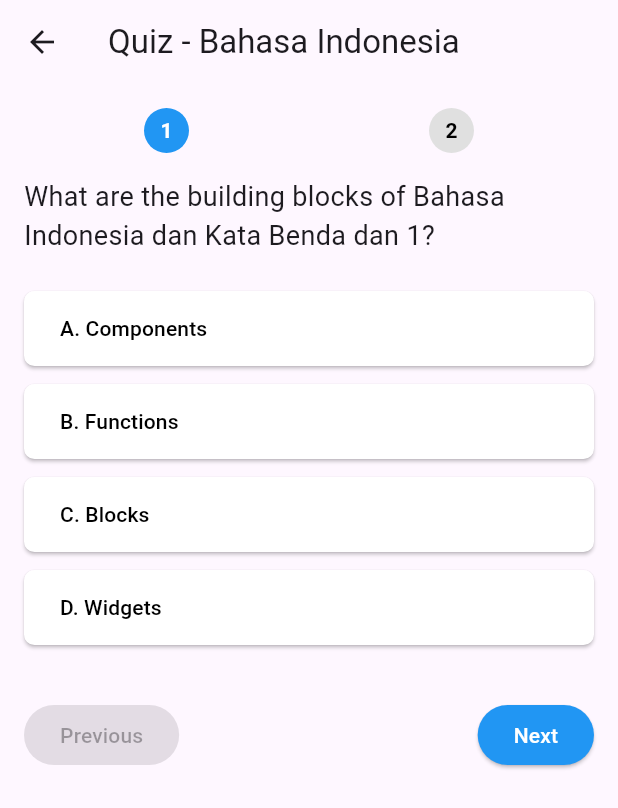
After one commit to reyhan-mf/academe-app, a Flutter app: the screen it shows after launch, item 2 of the bottom bar chosen, after a tap on "Bahasa Indonesia", on a phone screen of 412 x 824 dp. The commit adds this screen. Shown: the top 808 px of the screen. Run offline on Flutter 3.47's test engine with Material 3 defaults, Android fonts, the phone set to English and light mode, and no system bars; our stand-ins replace flashy_tab_bar2, line_icons.

Commit message:
added quiz page, questions model

```diff
--- /dev/null
+++ b/lib/data/questions.dart
@@ -0,0 +1,25 @@
+import 'package:acadame/models/quiz_question.dart';
+
+List<QuizQuestion> getQuestions(String subjects, String topic, String number) {
+  return [
+    QuizQuestion(
+      'What are the building blocks of $subjects dan $topic dan $number?',
+      [
+        'Widgets',
+        'Components',
+        'Blocks',
+        'Functions',
+      ],
+    ),
+    QuizQuestion(
+      'How are $subjects UIs built?',
+      [
+        'By combining widgets in code',
+        'By combining widgets in a visual editor',
+        'By defining widgets in config files',
+        'By using XCode for iOS and Android Studio for Android',
+      ],
+    ),
+    // Add more questions here...
+  ];
+}
--- /dev/null
+++ b/lib/models/quiz_question.dart
@@ -0,0 +1,11 @@
+class QuizQuestion {
+  QuizQuestion(this.text, this.answers) {
+    _shuffledAnswers = List.of(answers)..shuffle();
+  }
+
+  final String text;
+  final List<String> answers;
+  late final List<String> _shuffledAnswers;
+
+  List<String> get shuffledAnswers => _shuffledAnswers;
+}
--- a/lib/navpage/quizbank.dart
+++ b/lib/navpage/quizbank.dart
@@ -1,3 +1,4 @@
+import 'package:acadame/quizpage.dart';
 import 'package:flutter/material.dart';
 
 class QuizBank extends StatelessWidget {
@@ -7,14 +8,53 @@ class QuizBank extends StatelessWidget {
   Widget build(BuildContext context) {
     return Scaffold(
       appBar: AppBar(
-        title: const Text('Quiz Bank'),
+        title: const Text('Practice!'),
       ),
-      body: const Center(
-        child: Row(
+      body: Center(
+        child: Column(
           mainAxisAlignment: MainAxisAlignment.center,
           children: [
-            Text('Quiz Bank Page '),
-            Text('Quiz Bank Page'),
+            ElevatedButton(
+              onPressed: () {
+                Navigator.push(
+                  context,
+                  MaterialPageRoute(
+                    builder: (context) => const QuizPage(subjects: 'Matematika', topic: 'Pertambahan', number: '1')
+                  ),
+                );
+              },
+              child: const Text('Matematika'),
+            ),
+            const SizedBox(
+              height: 25,
+            ),
+            ElevatedButton(
+              onPressed: () {
+                Navigator.push(
+                  context,
+                  MaterialPageRoute(
+                    builder: (context) =>
+                        const QuizPage(subjects: 'Bahasa Indonesia', topic: 'Kata Benda', number: '1'),
+                  ),
+                );
+              },
+              child: const Text('Bahasa Indonesia'),
+            ),
+            const SizedBox(
+              height: 25,
+            ),
+            ElevatedButton(
+              onPressed: () {
+                Navigator.push(
+                  context,
+                  MaterialPageRoute(
+                    builder: (context) =>
+                        const QuizPage(subjects: 'Bahasa Inggris', topic: 'Kata Kerja', number: '1'),
+                  ),
+                );
+              },
+              child: const Text('Bahasa Inggris'),
+            ),
           ],
         ),
       ),
--- /dev/null
+++ b/lib/quizpage.dart
@@ -0,0 +1,315 @@
+import 'package:acadame/data/questions.dart';
+import 'package:acadame/models/quiz_question.dart';
+import 'package:flutter/material.dart';
+
+class QuizPage extends StatefulWidget {
+  const QuizPage({super.key, required this.subjects, required this.topic, required this.number});
+
+  final String subjects;
+  final String topic;
+  final String number;
+  @override
+  State<QuizPage> createState() => _QuizPageState();
+}
+
+class _QuizPageState extends State<QuizPage> {
+  late List<QuizQuestion> questions;
+  int _currentQuestionIndex = 0;
+  int _timeRemaining = 239;
+  late List<int?> _selectedAnswers;
+  bool _quizCompleted = false;
+  bool _showingSolution = false;
+
+  @override
+  void initState() {
+    super.initState();
+    _initializeQuestions();
+    _startTimer();
+  }
+
+  void _initializeQuestions() {
+    questions = getQuestions(widget.subjects, widget.topic, widget.number);
+    _selectedAnswers = List.filled(questions.length, null);
+  }
+
+  void _startTimer() {
+    Future.delayed(const Duration(seconds: 1), () {
+      if (_timeRemaining > 0 && !_quizCompleted) {
+        setState(() {
+          _timeRemaining--;
+        });
+        _startTimer();
+      }
+    });
+  }
+
+  String _formatTime(int seconds) {
+    int minutes = seconds ~/ 60;
+    int remainingSeconds = seconds % 60;
+    return '$minutes menit ${remainingSeconds.toString().padLeft(2, '0')} detik';
+  }
+
+  void _toggleSolution() {
+    setState(() {
+      _showingSolution = !_showingSolution;
+    });
+  }
+
+  void _selectAnswer(int selectedIndex) {
+    if (!_quizCompleted) {
+      setState(() {
+        _selectedAnswers[_currentQuestionIndex] = selectedIndex;
+      });
+    }
+  }
+
+  void _nextQuestion() {
+    if (_currentQuestionIndex < questions.length - 1) {
+      setState(() {
+        _currentQuestionIndex++;
+      });
+    }
+  }
+
+  void _previousQuestion() {
+    if (_currentQuestionIndex > 0) {
+      setState(() {
+        _currentQuestionIndex--;
+      });
+    }
+  }
+
+  bool _allQuestionsAnswered() {
+    return _selectedAnswers.every((answer) => answer != null);
+  }
+
+  void _finishQuiz() {
+    setState(() {
+      _quizCompleted = true;
+    });
+  }
+
+  @override
+  Widget build(BuildContext context) {
+    final currentQuestion = questions[_currentQuestionIndex];
+
+    return Scaffold(
+      appBar: AppBar(
+        title: Text('Quiz - ${widget.subjects}'),
+      ),
+      body: Padding(
+        padding: const EdgeInsets.all(16.0),
+        child: Column(
+          crossAxisAlignment: CrossAxisAlignment.start,
+          children: [
+            _buildProgressIndicator(),
+            const SizedBox(height: 16),
+            SingleChildScrollView(
+              child: Column(
+                crossAxisAlignment: CrossAxisAlignment.center,
+                children: [
+                  if (_showingSolution)
+                    Text(
+                      'Question ${_currentQuestionIndex + 1}: ${currentQuestion.text}',
+                      style: const TextStyle(
+                          fontSize: 18, fontWeight: FontWeight.bold),
+                      softWrap: true,
+                    )
+                  else
+                    Text(
+                      currentQuestion.text,
+                      style: const TextStyle(fontSize: 18),
+                      softWrap: true,
+                    ),
+                  const SizedBox(height: 24),
+                  if (!_showingSolution)
+                    ..._buildAnswerOptions(currentQuestion),
+                  const SizedBox(height: 24),
+                ],
+              ),
+            ),
+            _buildNavigationButtons(),
+            const Spacer(),
+          ],
+        ),
+      ),
+    );
+  }
+
+  Widget _buildProgressIndicator() {
+    return LayoutBuilder(
+      builder: (BuildContext context, BoxConstraints constraints) {
+        const double indicatorSize = 30;
+        const double indicatorSpacing = 8;
+        int indicatorCount = questions.length;
+        double totalWidth = indicatorCount * (indicatorSize + indicatorSpacing);
+
+        Widget indicatorRow = Row(
+          mainAxisAlignment: MainAxisAlignment.spaceAround,
+          children: List.generate(
+            indicatorCount,
+            (index) => Container(
+              width: indicatorSize,
+              height: indicatorSize,
+              margin:
+                  const EdgeInsets.symmetric(horizontal: indicatorSpacing / 2),
+              decoration: BoxDecoration(
+                shape: BoxShape.circle,
+                color: _getIndicatorColor(index),
+              ),
+              child: Center(
+                child: Text(
+                  '${index + 1}',
+                  style: TextStyle(
+                    color: _getIndicatorTextColor(index),
+                    fontWeight: FontWeight.bold,
+                  ),
+                ),
+              ),
+            ),
+          ),
+        );
+
+        if (totalWidth > constraints.maxWidth) {
+          return SingleChildScrollView(
+            scrollDirection: Axis.horizontal,
+            child: SizedBox(width: totalWidth, child: indicatorRow),
+          );
+        } else {
+          return indicatorRow;
+        }
+      },
+    );
+  }
+
+  Color _getIndicatorColor(int index) {
+    if (_quizCompleted) {
+      if (index == _currentQuestionIndex) {
+        return Colors.blue;
+      } else if (_selectedAnswers[index] != null) {
+        bool isCorrect =
+            questions[index].shuffledAnswers[_selectedAnswers[index]!] ==
+                questions[index].answers[0];
+        return isCorrect ? const Color.fromARGB(255, 39, 41, 39) : Colors.red;
+      }
+      return Colors.grey[300]!;
+    } else {
+      if (index == _currentQuestionIndex) {
+        return Colors.blue;
+      } else if (_selectedAnswers[index] != null) {
+        return Colors.green;
+      } else {
+        return Colors.grey[300]!;
+      }
+    }
+  }
+
+  Color _getIndicatorTextColor(int index) {
+    if (_quizCompleted) {
+      if (_selectedAnswers[index] != null) {
+        return Colors.white;
+      }
+      return Colors.black;
+    } else {
+      if (index == _currentQuestionIndex || _selectedAnswers[index] != null) {
+        return Colors.white;
+      }
+      return Colors.black;
+    }
+  }
+
+  List<Widget> _buildAnswerOptions(QuizQuestion question) {
+    return question.shuffledAnswers.asMap().entries.map<Widget>((entry) {
+      int idx = entry.key;
+      String answer = entry.value;
+      bool isSelected = _selectedAnswers[_currentQuestionIndex] == idx;
+      bool isCorrect = answer == question.answers[0];
+
+      Color backgroundColor;
+      Color textColor;
+
+      if (_quizCompleted) {
+        if (isSelected && isCorrect) {
+          backgroundColor = Colors.green;
+          textColor = Colors.white;
+        } else if (isSelected && !isCorrect) {
+          backgroundColor = Colors.red;
+          textColor = Colors.white;
+        } else if (isCorrect) {
+          backgroundColor = Colors.green;
+          textColor = Colors.white;
+        } else {
+          backgroundColor = Colors.white;
+          textColor = Colors.black;
+        }
+      } else {
+        backgroundColor = isSelected ? Colors.blue : Colors.white;
+        textColor = isSelected ? Colors.white : Colors.black;
+      }
+
+      return Padding(
+        padding: const EdgeInsets.only(bottom: 12.0),
+        child: ElevatedButton(
+          style: ElevatedButton.styleFrom(
+            foregroundColor: textColor,
+            backgroundColor: backgroundColor,
+            minimumSize: const Size(double.infinity, 50),
+            shape: RoundedRectangleBorder(
+              borderRadius: BorderRadius.circular(7),
+            ),
+          ),
+          onPressed: () => _selectAnswer(idx),
+          child: Align(
+            alignment: Alignment.centerLeft,
+            child: Text('${String.fromCharCode(65 + idx)}. $answer'),
+          ),
+        ),
+      );
+    }).toList();
+  }
+
+  Widget _buildNavigationButtons() {
+    return Row(
+      mainAxisAlignment: MainAxisAlignment.spaceBetween,
+      children: [
+        ElevatedButton(
+          onPressed: _currentQuestionIndex > 0 ? _previousQuestion : null,
+          style: ElevatedButton.styleFrom(
+            foregroundColor: Colors.white,
+            backgroundColor: Colors.grey,
+          ),
+          child: const Text('Previous'),
+        ),
+        if (_quizCompleted)
+          ElevatedButton(
+            onPressed: _toggleSolution,
+            style: ElevatedButton.styleFrom(
+              foregroundColor: Colors.white,
+              backgroundColor: Colors.green,
+            ),
+            child: Text(_showingSolution ? 'Hide Solution' : 'See Solution'),
+          ),
+        if (_allQuestionsAnswered() && !_quizCompleted)
+          ElevatedButton(
+            onPressed: _finishQuiz,
+            style: ElevatedButton.styleFrom(
+              foregroundColor: Colors.white,
+              backgroundColor: Colors.green,
+            ),
+            child: const Text('Finish'),
+          )
+        else
+          ElevatedButton(
+            onPressed: _currentQuestionIndex < questions.length - 1
+                ? _nextQuestion
+                : null,
+            style: ElevatedButton.styleFrom(
+              foregroundColor: Colors.white,
+              backgroundColor: Colors.blue,
+            ),
+            child: const Text('Next'),
+          ),
+      ],
+    );
+  }
+}
--- /dev/null
+++ b/lib/solutionpage.dart
@@ -0,0 +1,17 @@
+import 'package:flutter/material.dart';
+
+class SolutionPage extends StatefulWidget {
+  const SolutionPage({super.key, required this.questionIndex});
+
+  final int questionIndex;
+
+  @override
+  State<SolutionPage> createState() => _SolutionPageState();
+}
+
+class _SolutionPageState extends State<SolutionPage> {
+  @override
+  Widget build(BuildContext context) {
+    return const Placeholder();
+  }
+}
```
